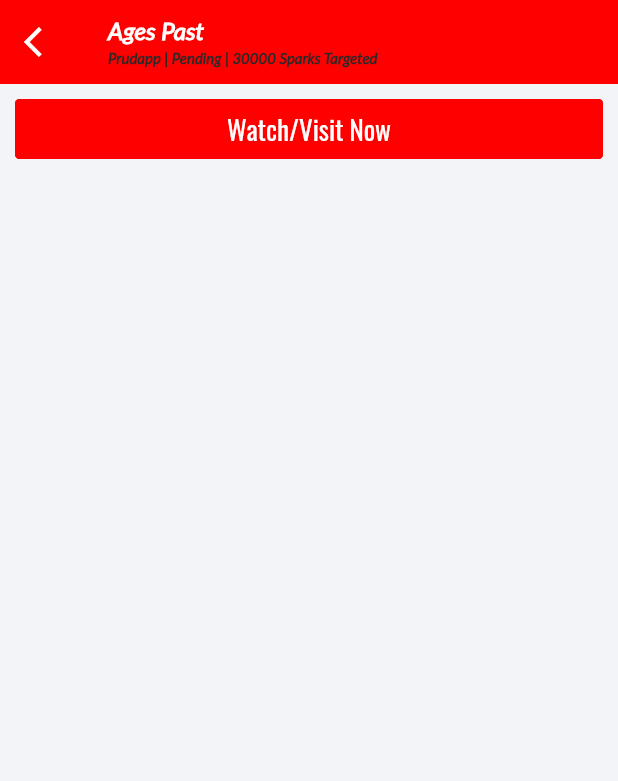
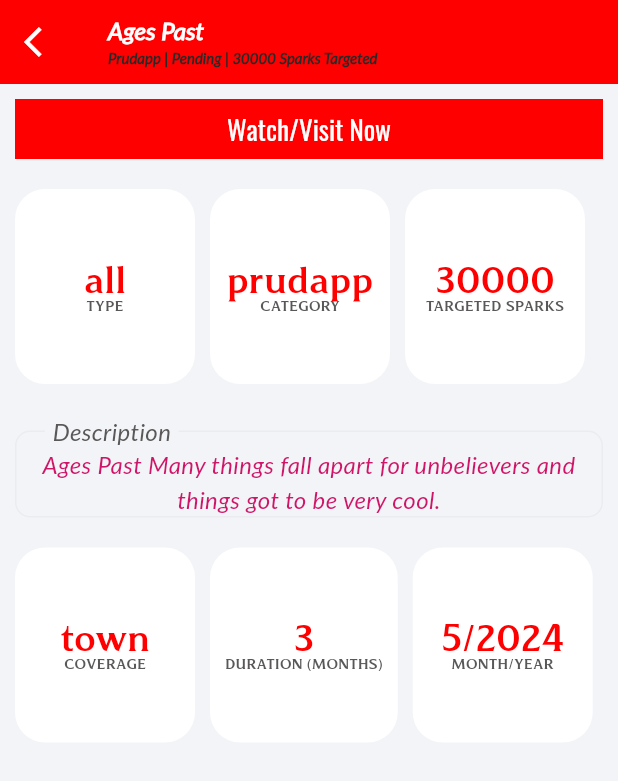
Before and after one commit to PrudGroup/pa_mobile_desktop, a Flutter app: the MySparks screen opened directly, after a tap on "Ages Past", on a phone screen of 412 x 824 dp. Shown: the top 781 px of the screen. Run offline on Flutter 3.47's test engine with Material 3 defaults, Android fonts, the phone set to English and light mode, and no system bars; drawn by our look-alikes of getwidget; our stand-ins replace awesome_snackbar_content, country_picker, dio, firebase_core, firebase_messaging, flutter_advanced_drawer and 10 more; missing offline and left inert: connection_notifier, country_state_city, desktop_window, encrypt, flutter_fgbg, flutter_shimmer and 3 more; accounts and stored records are empty; network calls fail.

Commit message:
=created spark_detail_page

```diff
--- a/lib/pages/register/register.dart
+++ b/lib/pages/register/register.dart
@@ -241,11 +241,9 @@ class RegisteredState extends State<Register> {
   }
 
   Future<void> saveUserLocally() async{
-    debugPrint("token: AB");
     await messenger.getToken().then((String? token) async{
       debugPrint("token: $token");
       if(token != null){
-        debugPrint("token: AC");
         newUser.deviceRegToken = token;
       }
     }).catchError((ex){
@@ -257,7 +255,6 @@ class RegisteredState extends State<Register> {
       );
     });
     myStorage.addToStore(key: "user", value: jsonEncode(newUser));
-    debugPrint("token: BB");
   }
 
   @override
--- a/lib/pages/viewsparks/spark_detail_page.dart
+++ b/lib/pages/viewsparks/spark_detail_page.dart
@@ -1,6 +1,8 @@
 import 'package:dio/dio.dart';
 import 'package:flutter/material.dart';
 import 'package:flutter_spinkit/flutter_spinkit.dart';
+import 'package:prudapp/components/prud_data_viewer.dart';
+import 'package:prudapp/components/prud_panel.dart';
 import 'package:prudapp/singletons/i_cloud.dart';
 import 'package:url_launcher/url_launcher.dart';
 
@@ -28,6 +30,10 @@ class SparkDetailPage extends StatefulWidget {
 class SparkDetailPageState extends State<SparkDetailPage> {
   bool checkingLink = false;
   bool linkExist = false;
+
+  void showLinkDetails() {
+
+  }
 
   Future<bool> createAffLink() async {
     bool created = false;
@@ -61,6 +67,7 @@ class SparkDetailPageState extends State<SparkDetailPage> {
       try{
         String url = "$apiEndPoint/sparks/spk_aff_links/check_if_exists/${widget.spark.id}/${myStorage.user!.id}";
         Response res = await prudDio.get(url);
+        debugPrint("Result: ${res.data}: ${res.statusCode}");
         if(res.statusCode == 200){
           result = res.data;
         }
@@ -89,7 +96,7 @@ class SparkDetailPageState extends State<SparkDetailPage> {
 
   @override
   Widget build(BuildContext context) {
-    Size screen = MediaQuery.of(context).size;
+    // Size screen = MediaQuery.of(context).size;
     return Scaffold(
       backgroundColor: prudColorTheme.bgC,
       resizeToAvoidBottomInset: false,
@@ -126,19 +133,6 @@ class SparkDetailPageState extends State<SparkDetailPage> {
             ),
           ]
         ),
-        actions: [
-          checkingLink? SpinKitFadingCircle(
-            color: prudColorTheme.textHeader,
-            size: 25
-          ) :
-          (
-            widget.canCreateAffLink && linkExist? getTextButton(
-              title: "Create Aff Link",
-              color: prudColorTheme.textHeader,
-              onPressed: createAffLink
-            ) : const SizedBox()
-          )
-        ],
       ),
       body: SingleChildScrollView(
         child: Column(
@@ -146,13 +140,94 @@ class SparkDetailPageState extends State<SparkDetailPage> {
             spacer.height,
             Padding(
               padding: const EdgeInsets.only(left: 10, right: 10),
-              child: prudWidgetStyle.getLongButton(
-                onPressed: gotoUrl,
-                text: "Watch/Visit Now",
-                shape: 1
+              child: Flex(
+                direction: Axis.horizontal,
+                mainAxisAlignment: MainAxisAlignment.spaceBetween,
+                children: [
+                  if(widget.canCreateAffLink) Expanded(
+                    child: checkingLink? SpinKitFadingCircle(
+                      color: prudColorTheme.textHeader,
+                      size: 25
+                    ) :
+                    (
+                      linkExist? prudWidgetStyle.getLongButton(
+                        onPressed: showLinkDetails,
+                        text: "Check Link",
+                        shape: 2,
+                        makeLight: true
+                      ) : prudWidgetStyle.getLongButton(
+                        onPressed: createAffLink,
+                        text: "Create Affiliate Link",
+                        shape: 2,
+                        makeLight: true
+                      )
+                    ),
+                  ),
+                  Expanded(
+                    child: prudWidgetStyle.getLongButton(
+                      onPressed: gotoUrl,
+                      text: "Watch/Visit Now",
+                      shape: 2
+                    ),
+                  )
+                ],
               ),
             ),
-
+            spacer.height,
+            SizedBox(
+              height: 150,
+              child: ListView(
+                scrollDirection: Axis.horizontal,
+                padding: const EdgeInsets.all(10),
+                children: [
+                  PrudDataViewer(field: "Type", value: widget.spark.sparkType),
+                  spacer.width,
+                  PrudDataViewer(field: "Category", value: widget.spark.sparkCategory),
+                  spacer.width,
+                  PrudDataViewer(field: "Targeted Sparks", value: widget.spark.targetSparks),
+                ],
+              ),
+            ),
+            spacer.height,
+            Padding(
+              padding: const EdgeInsets.only(left: 10, right: 10),
+              child: PrudPanel(
+                title: "Description",
+                bgColor: prudColorTheme.bgC,
+                child: Column(
+                  children: [
+                    spacer.height,
+                    SizedBox(
+                        child: Translate(
+                          text: "${widget.spark.description}",
+                          align: TextAlign.center,
+                          style: prudWidgetStyle.tabTextStyle.copyWith(
+                            color: prudColorTheme.iconB,
+                            fontSize: 16,
+                            fontWeight: FontWeight.w400,
+                          ),
+                        )
+                    ),
+                  ],
+                ),
+              ),
+            ),
+            spacer.height,
+            SizedBox(
+              height: 150,
+              child: ListView(
+                scrollDirection: Axis.horizontal,
+                padding: const EdgeInsets.all(10),
+                children: [
+                  PrudDataViewer(field: "Coverage", value: widget.spark.locationTarget),
+                  spacer.width,
+                  PrudDataViewer(field: "Duration (Months)", value: widget.spark.duration),
+                  spacer.width,
+                  PrudDataViewer(field: "Month/Year", value: "${widget.spark.monthCreated}/${widget.spark.yearCreated}"),
+                  spacer.height,
+                ],
+              ),
+            ),
           ],
         ),
       ),
--- a/lib/pages/viewsparks/tabs/my_sparks.dart
+++ b/lib/pages/viewsparks/tabs/my_sparks.dart
@@ -1,6 +1,7 @@
 import 'package:dio/dio.dart';
 import 'package:flutter/material.dart';
 import 'package:flutter_form_builder/flutter_form_builder.dart';
+import 'package:font_awesome_flutter/font_awesome_flutter.dart';
 import 'package:prudapp/components/loading_component.dart';
 import 'package:prudapp/singletons/tab_data.dart';
 
@@ -62,12 +63,9 @@ class MySparksState extends State<MySparks> {
     if(widget.goToTab != null) widget.goToTab!(index);
   }
 
-  Future<void> getSparks() async {
-    if(iCloud.mySparks.isNotEmpty){
-      if(mounted) setState(() => mySparks = iCloud.mySparks);
-    }else{
+  Future<void> getSparksFromService() async {
+    if(mounted) setState(() => loading = true);
     await currencyMath.loginAutomatically();
-      debugPrint("userID: ${myStorage.user?.id} : NniMlp8xumSPUSASYjJA");
     if(iCloud.affAuthToken != null && myStorage.user?.id != null) {
       String url = "$apiEndPoint/sparks/aff/${myStorage.user?.id}";
       Response res = await prudDio.get(url, queryParameters: {
@@ -90,7 +88,15 @@ class MySparksState extends State<MySparks> {
           }
         }
       }
+      if(mounted) setState(() => loading = false);
     }
+  }
+
+  Future<void> getSparks() async {
+    if(iCloud.mySparks.isNotEmpty){
+      if(mounted) setState(() => mySparks = iCloud.mySparks);
+    }else{
+      await getSparksFromService();
     }
   }
 
@@ -135,6 +141,13 @@ class MySparksState extends State<MySparks> {
             color: prudColorTheme.bgA
           ),
         ),
+        actions: [
+          IconButton(
+            icon: const FaIcon(FontAwesomeIcons.arrowsRotate),
+            onPressed: getSparksFromService,
+            color: prudColorTheme.bgB,
+          ),
+        ],
       ),
       body: SizedBox(
         height: screen.height,
--- a/lib/singletons/i_cloud.dart
+++ b/lib/singletons/i_cloud.dart
@@ -233,7 +233,7 @@ class ICloud extends ChangeNotifier{
 
   Future<FirebaseApp> setFirebase(String apiKey, String appId, String msgID) async {
     FirebaseApp? fireApp;
-    if (Platform.isAndroid) {
+    if (Platform.isAndroid || Platform.isIOS) {
       fireApp = await Firebase.initializeApp(
         options: FirebaseOptions(
           apiKey: apiKey,
```
Also changed, not shown: lib/constants.dart (+10 -0 lines), lib/main.dart (+14 -3 lines), lib/pages/register/login.dart (+29 -0 lines). Lines whose indentation alone changed are shown as unchanged.
